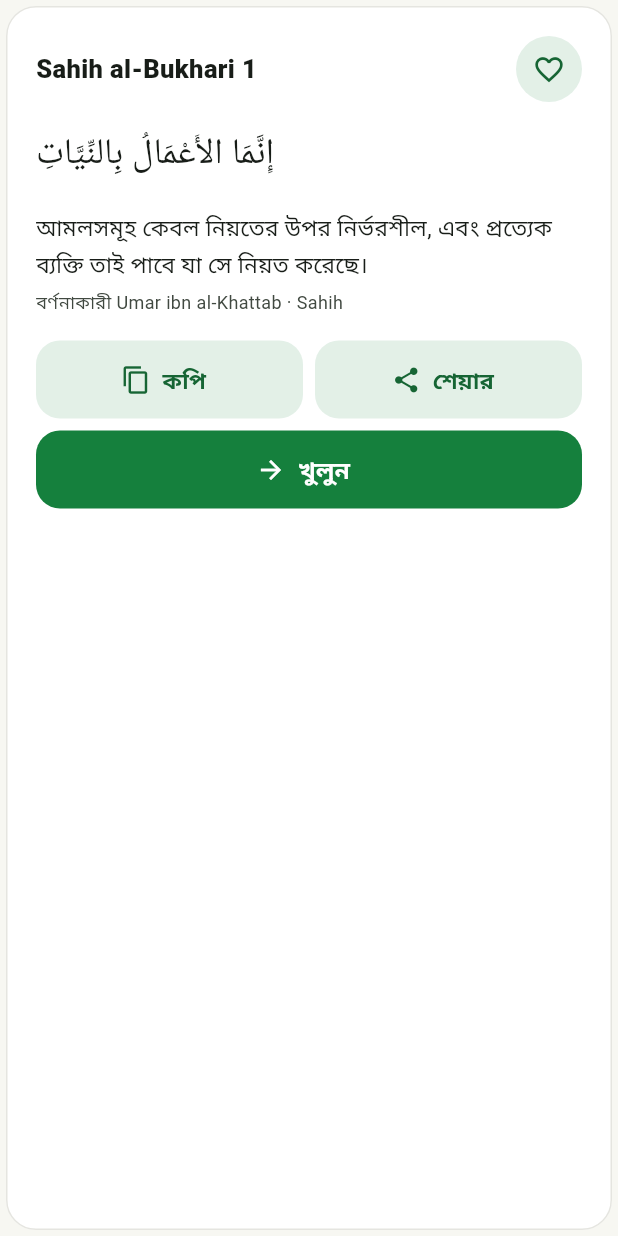
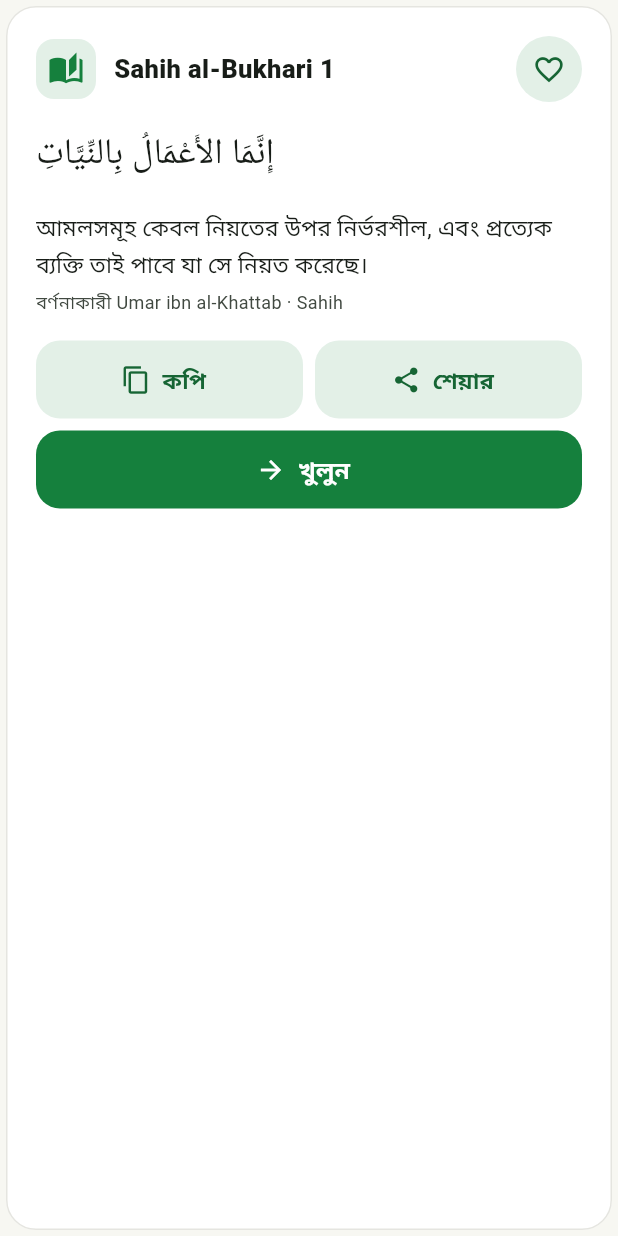
Before and after one commit to errordrive/quran-masmun-amol, a Flutter app: the DailyHadithCard widget shown alone on an empty page, opened directly with sample values from the repository, on a phone screen of 412 x 824 dp. Run offline on Flutter 3.47's test engine with Material 3 defaults, Android fonts, the phone set to English and light mode, and no system bars; our stand-ins replace flutter_compass, flutter_local_notifications, just_audio, shared_preferences, timezone; missing offline and left inert: home_widget; accounts and stored records are empty.

Commit message:
upload: lib/screens/home.dart

```diff
--- a/lib/screens/home.dart
+++ b/lib/screens/home.dart
@@ -1,5 +1,8 @@
-// Home tab: top bar, Namaz Time card, category grid, Daily Dua card.
-// v1.1: Bangla by default, premium tonal buttons, section titles.
+// Home tab (v3.0 redesign, reference layout): location row + search,
+// Hijri/Gregorian date header, Next Prayer hero, prayer strip,
+// Jumu'ah card on Fridays, 3-column category grid (incl. the 3 new
+// v3.0 tiles), Daily Dua + Daily Hadith cards, Khatam progress.
+// v1.1: Bangla by default. v1.2: daily dua is date-seeded random.
 import 'dart:async';
 import 'package:flutter/material.dart';
 import '../data/duas.dart';
@@ -12,11 +15,14 @@ import '../services/prayer.dart';
 import '../services/strings.dart';
 import '../theme.dart';
 import '../widgets/common.dart';
+import '../widgets/date_header.dart';
 import 'content.dart';
 import 'events.dart';
 import 'khatam.dart';
-import 'qibla.dart';
+import 'knowledge.dart';
 import 'quran.dart';
+import 'stories.dart';
+import 'zakat.dart';
 
 class HomeScreen extends StatefulWidget {
   const HomeScreen({super.key});
@@ -47,11 +53,11 @@ class _HomeScreenState extends State<HomeScreen> {
     final now = DateTime.now();
     final today = state.prayerTimesFor(now);
     final tomorrow = state.prayerTimesFor(now.add(const Duration(days: 1)));
-    final (current, next, nextTime) = currentAndNextPrayer(today, tomorrow, now);
-    final countdown = formatCountdown(nextTime.difference(now));
+    final (_, next, nextTime) = currentAndNextPrayer(today, tomorrow, now);
+    final countdown = nextTime.difference(now);
     final dailyDua = state.dailyDua(now);
     final dailyHadith = state.dailyHadith(now);
-    final bn = state.isBangla;
+    final isFriday = now.weekday == DateTime.friday;
 
     return ListenableBuilder(
       listenable: state,
@@ -62,120 +68,102 @@ class _HomeScreenState extends State<HomeScreen> {
           child: ListView(
             padding: const EdgeInsets.fromLTRB(16, 16, 16, 96),
             children: [
-              AppTopBar(
-                onSearchTap: () => Navigator.of(context, rootNavigator: true).push(
-                  MaterialPageRoute(builder: (_) => const SearchScreen()),
-                ),
-              ),
-              const SizedBox(height: 16),
-              // Namaz Time card
-              InkWell(
-                onTap: () => goToTab(1),
-                borderRadius: BorderRadius.circular(20),
-                child: Card(
-                  child: Padding(
-                    padding: const EdgeInsets.all(20),
-                    child: Column(
-                      crossAxisAlignment: CrossAxisAlignment.start,
-                      children: [
+              // Location row + avatar (reference layout).
               Row(
                 children: [
-                            Container(
-                              width: 40,
-                              height: 40,
-                              decoration: BoxDecoration(
-                                color: primaryGreen.withOpacity(0.12),
-                                borderRadius: BorderRadius.circular(12),
-                              ),
-                              child: const Icon(Icons.access_time,
-                                  color: primaryGreen),
-                            ),
-                            const SizedBox(width: 12),
-                            Text(tr('namaz_time'),
+                  InkWell(
+                    onTap: () => showLocationPicker(context),
+                    borderRadius: BorderRadius.circular(24),
+                    child: Row(
+                      mainAxisSize: MainAxisSize.min,
+                      children: [
+                        const Icon(Icons.location_on,
+                            size: 20, color: primaryGreen),
+                        const SizedBox(width: 4),
+                        Text(state.cityName,
                             style: const TextStyle(
-                                    fontSize: 17,
-                                    fontWeight: FontWeight.w800)),
-                            const Spacer(),
-                            Text(state.cityName,
-                                style: TextStyle(
-                                    color: Theme.of(context)
-                                        .colorScheme
-                                        .onSurfaceVariant)),
-                          ],
-                        ),
-                        const SizedBox(height: 16),
-                        Row(
-                          children: [
-                            Expanded(
-                              child: Column(
-                                crossAxisAlignment: CrossAxisAlignment.start,
-                                children: [
-                                  Text(tr('now'),
-                                      style:
-                                          const TextStyle(color: Colors.grey)),
-                                  Text(prayerName(current),
-                                      style: const TextStyle(
-                                          fontSize: 24,
-                                          fontWeight: FontWeight.w800)),
-                                  Text(
-                                      formatTime(
-                                          today.prayers.firstWhere(
-                                              (p) => p.$1 == current,
-                                              orElse: () =>
-                                                  today.prayers.first).$2,
-                                          use24h: state.use24h),
-                                      style: TextStyle(
-                                          color: Theme.of(context)
-                                              .colorScheme
-                                              .onSurfaceVariant)),
+                                fontSize: 17, fontWeight: FontWeight.w700)),
+                        const Icon(Icons.keyboard_arrow_down,
+                            size: 20, color: Colors.grey),
                       ],
                     ),
                   ),
-                            Container(
-                              width: 1,
-                              height: 48,
-                              color: Theme.of(context).dividerColor,
-                            ),
-                            Expanded(
-                              child: Column(
-                                crossAxisAlignment: CrossAxisAlignment.end,
-                                children: [
-                                  Text('${tr('next')} · ${prayerName(next)}',
-                                      style:
-                                          const TextStyle(color: Colors.grey)),
-                                  Text(countdown,
-                                      style: const TextStyle(
-                                          fontSize: 24,
-                                          fontWeight: FontWeight.w800,
-                                          color: primaryGreen)),
-                                  Text(formatTime(nextTime,
-                                      use24h: state.use24h)),
-                                ],
-                              ),
+                  const Spacer(),
+                  TonalIconButton(
+                    icon: Icons.person,
+                    tooltip: tr('tab_me'),
+                    onPressed: () => goToTab(2),
                   ),
                 ],
               ),
               const SizedBox(height: 12),
-                        Text(tr('tap_full_day'),
-                            style: const TextStyle(
-                                color: Colors.grey, fontSize: 12)),
+              // Search bar (wired to the existing search screen).
+              InkWell(
+                onTap: () => Navigator.of(context, rootNavigator: true).push(
+                  MaterialPageRoute(builder: (_) => const SearchScreen()),
+                ),
+                borderRadius: BorderRadius.circular(16),
+                child: Container(
+                  constraints: const BoxConstraints(minHeight: 48),
+                  padding: const EdgeInsets.symmetric(horizontal: 12),
+                  decoration: BoxDecoration(
+                    color: Theme.of(context).cardTheme.color,
+                    borderRadius: BorderRadius.circular(16),
+                    border: Border.all(
+                        color:
+                            Theme.of(context).dividerColor.withOpacity(0.5)),
+                  ),
+                  child: Row(
+                    children: [
+                      const Icon(Icons.search, size: 20, color: Colors.grey),
+                      const SizedBox(width: 8),
+                      Expanded(
+                        child: Text(tr('search_hint'),
+                            style: TextStyle(color: Colors.grey.shade600),
+                            overflow: TextOverflow.ellipsis),
+                      ),
                     ],
                   ),
                 ),
               ),
+              const SizedBox(height: 12),
+              // Hijri + Gregorian date header (v3.0, other builder).
+              const DateHeader(),
+              const SizedBox(height: 16),
+              // Next Prayer hero card.
+              NextPrayerHero(
+                prayerEnglish: next,
+                prayerDate: nextTime,
+                time: nextTime,
+                countdown: countdown,
+                cityName: state.cityName,
+                onTap: () => goToTab(1),
               ),
+              const SizedBox(height: 12),
+              // Prayer strip (Fajr..Isha + Sunrise).
+              PrayerStrip(
+                times: today,
+                nextEnglish: next,
+                date: now,
+                onTap: () => goToTab(1),
+              ),
+              // Jumu'ah reminder, Fridays only (v3.0).
+              if (isFriday) ...[
+                const SizedBox(height: 16),
+                _JumuahCard(onTap: () => goToTab(1)),
+              ],
               const SizedBox(height: 28),
               SectionTitle(title: tr('categories')),
               const SizedBox(height: 12),
               GridView.count(
-                crossAxisCount: 2,
+                crossAxisCount: 3,
                 shrinkWrap: true,
                 physics: const NeverScrollableScrollPhysics(),
                 mainAxisSpacing: 12,
                 crossAxisSpacing: 12,
-                childAspectRatio: 1.9,
+                childAspectRatio: 0.92,
                 children: [
-                  _CategoryTile(
+                  CategoryTile(
                     icon: Icons.menu_book,
                     label: tr('cat_quran'),
                     onTap: () => Navigator.of(context, rootNavigator: true).push(
@@ -183,7 +171,7 @@ class _HomeScreenState extends State<HomeScreen> {
                           builder: (_) => const QuranListScreen()),
                     ),
                   ),
-                  _CategoryTile(
+                  CategoryTile(
                     icon: Icons.auto_stories,
                     label: tr('cat_hadith'),
                     onTap: () => Navigator.of(context, rootNavigator: true).push(
@@ -191,17 +179,9 @@ class _HomeScreenState extends State<HomeScreen> {
                           builder: (_) => const HadithCollectionScreen()),
                     ),
                   ),
-                  _CategoryTile(
-                    icon: Icons.fingerprint,
-                    label: tr('cat_tasbih'),
-                    onTap: () => Navigator.of(context, rootNavigator: true).push(
-                      MaterialPageRoute(
-                          builder: (_) => const TasbihListScreen()),
-                    ),
-                  ),
-                  _CategoryTile(
-                    icon: Icons.favorite,
-                    label: tr('cat_daily_dua'),
+                  CategoryTile(
+                    icon: Icons.volunteer_activism,
+                    label: AppState.instance.isBangla ? 'দুয়া' : 'Dua',
                     onTap: () => Navigator.of(context, rootNavigator: true).push(
                       MaterialPageRoute(
                           builder: (_) => CategoryListScreen(
@@ -210,28 +190,19 @@ class _HomeScreenState extends State<HomeScreen> {
                               subtitle: tr('all_duas'))),
                     ),
                   ),
-                  _CategoryTile(
-                    icon: Icons.wb_sunny,
-                    label: tr('cat_morning'),
+                  CategoryTile(
+                    icon: Icons.fingerprint,
+                    label: tr('cat_tasbih'),
                     onTap: () => Navigator.of(context, rootNavigator: true).push(
                       MaterialPageRoute(
-                          builder: (_) => CategoryListScreen(
-                              title: tr('cat_morning'),
-                              duas: duasByCategory('morning'),
-                              subtitle: tr('morning_sub'))),
+                          builder: (_) => const TasbihListScreen()),
                     ),
                   ),
-                  _CategoryTile(
-                    icon: Icons.auto_awesome,
-                    label: tr('cat_asmaul'),
-                    onTap: () => Navigator.of(context, rootNavigator: true).push(
-                      MaterialPageRoute(
-                          builder: (_) => const AsmaulHusnaScreen()),
-                    ),
-                  ),
-                  _CategoryTile(
+                  CategoryTile(
                     icon: Icons.handshake,
-                    label: tr('cat_masnun'),
+                    label: AppState.instance.isBangla
+                        ? 'মাসনুন আমল'
+                        : 'Masnun Amol',
                     onTap: () => Navigator.of(context, rootNavigator: true).push(
                       MaterialPageRoute(
                           builder: (_) => CategoryListScreen(
@@ -240,23 +211,49 @@ class _HomeScreenState extends State<HomeScreen> {
                               subtitle: tr('daily_sub'))),
                     ),
                   ),
-                  _CategoryTile(
-                    icon: Icons.explore,
-                    label: tr('cat_qibla'),
+                  CategoryTile(
+                    icon: Icons.auto_awesome,
+                    label: AppState.instance.isBangla
+                        ? 'আসমাউল হুসনা'
+                        : 'Asma ul Husna',
+                    badge: AppState.instance.isBangla ? '৯৯' : '99',
                     onTap: () => Navigator.of(context, rootNavigator: true).push(
                       MaterialPageRoute(
-                          builder: (_) => const QiblaScreen()),
+                          builder: (_) => const AsmaulHusnaScreen()),
                     ),
                   ),
-                  _CategoryTile(
-                    icon: Icons.checklist,
-                    label: tr('cat_khatam'),
+                  // ---- v3.0 new tiles ----
+                  CategoryTile(
+                    icon: Icons.calculate,
+                    label: AppState.instance.isBangla
+                        ? 'যাকাত ক্যালকুলেটর'
+                        : 'Zakat Calculator',
                     onTap: () => Navigator.of(context, rootNavigator: true).push(
                       MaterialPageRoute(
-                          builder: (_) => const KhatamScreen()),
+                          builder: (_) => const ZakatCalculatorScreen()),
                     ),
                   ),
-                  _CategoryTile(
+                  CategoryTile(
+                    icon: Icons.lightbulb,
+                    label: AppState.instance.isBangla
+                        ? 'ইসলামিক জ্ঞান'
+                        : 'Islamic Knowledge',
+                    onTap: () => Navigator.of(context, rootNavigator: true).push(
+                      MaterialPageRoute(
+                          builder: (_) => const IslamicKnowledgeScreen()),
+                    ),
+                  ),
+                  CategoryTile(
+                    icon: Icons.menu_book_outlined,
+                    label: AppState.instance.isBangla
+                        ? 'নবীদের গল্প'
+                        : 'Stories of Prophets',
+                    onTap: () => Navigator.of(context, rootNavigator: true).push(
+                      MaterialPageRoute(
+                          builder: (_) => const ProphetStoriesScreen()),
+                    ),
+                  ),
+                  CategoryTile(
                     icon: Icons.calendar_month,
                     label: tr('cat_events'),
                     onTap: () => Navigator.of(context, rootNavigator: true).push(
@@ -305,46 +302,55 @@ class _HomeScreenState extends State<HomeScreen> {
   }
 }
 
-class _CategoryTile extends StatelessWidget {
-  final IconData icon;
-  final String label;
+// ---------------- Jumu'ah reminder card (v3.0, Fridays only) ----------------
+
+class _JumuahCard extends StatelessWidget {
   final VoidCallback onTap;
-  const _CategoryTile({
-    required this.icon,
-    required this.label,
-    required this.onTap,
-  });
+  const _JumuahCard({required this.onTap});
 
   @override
   Widget build(BuildContext context) {
+    final bn = AppState.instance.isBangla;
     return InkWell(
       onTap: onTap,
       borderRadius: BorderRadius.circular(20),
-      child: Card(
-        child: Padding(
-          // Roomy enough for 2-3 lines of Bangla at 13sp with no clipping.
-          padding: const EdgeInsets.symmetric(horizontal: 12, vertical: 12),
+      child: Container(
+        decoration: greenHeroDecoration(),
+        padding: const EdgeInsets.all(20),
         child: Row(
           children: [
             Container(
-                width: 44,
-                height: 44,
+              width: 48,
+              height: 48,
               decoration: BoxDecoration(
-                  color: primaryGreen.withOpacity(0.12),
+                color: Colors.white.withOpacity(0.16),
                 borderRadius: BorderRadius.circular(14),
               ),
-                child: Icon(icon, color: primaryGreen, size: 24),
+              child: const Icon(Icons.mosque, color: Colors.white, size: 26),
             ),
-              const SizedBox(width: 10),
+            const SizedBox(width: 12),
             Expanded(
-                child: Text(label,
+              child: Column(
+                crossAxisAlignment: CrossAxisAlignment.start,
+                children: [
+                  Text(
+                    bn ? "জুম'আর দিন" : "Jumu'ah Day",
                     style: const TextStyle(
-                        fontSize: 13,
-                        fontWeight: FontWeight.w700,
-                        height: 1.35)),
+                        color: Colors.white,
+                        fontSize: 18,
+                        fontWeight: FontWeight.w800),
+                  ),
+                  const SizedBox(height: 4),
+                  Text(
+                    bn
+                        ? 'আজ পবিত্র জুম\'আর দিন। সূরা কাহফ তিলাওয়াত করুন, বেশি বেশি দরুদ শরীফ পাঠ করুন এবং জুম\'আর নামাজের জন্য প্রস্তুতি নিন।'
+                        : 'Today is blessed Jumu\'ah. Recite Surah Al-Kahf, send abundant salawat upon the Prophet, and prepare for the Jumu\'ah prayer.',
+                    style: const TextStyle(color: Colors.white70, height: 1.5),
                   ),
                 ],
               ),
+            ),
+          ],
         ),
       ),
     );
@@ -370,6 +376,17 @@ class DailyDuaCard extends StatelessWidget {
           children: [
             Row(
               children: [
+                Container(
+                  width: 40,
+                  height: 40,
+                  decoration: BoxDecoration(
+                    color: primaryGreen.withOpacity(0.12),
+                    borderRadius: BorderRadius.circular(12),
+                  ),
+                  child: const Icon(Icons.volunteer_activism,
+                      color: primaryGreen),
+                ),
+                const SizedBox(width: 12),
                 Expanded(
                   child: Text(title,
                       style: const TextStyle(
@@ -441,6 +458,16 @@ class DailyHadithCard extends StatelessWidget {
           children: [
             Row(
               children: [
+                Container(
+                  width: 40,
+                  height: 40,
+                  decoration: BoxDecoration(
+                    color: primaryGreen.withOpacity(0.12),
+                    borderRadius: BorderRadius.circular(12),
+                  ),
+                  child: const Icon(Icons.auto_stories, color: primaryGreen),
+                ),
+                const SizedBox(width: 12),
                 Expanded(
                   child: Text('${hadith.collection} ${hadith.number}',
                       style: const TextStyle(
@@ -516,8 +543,17 @@ class KhatamProgressCard extends StatelessWidget {
               children: [
                 Row(
                   children: [
+                    Container(
+                      width: 40,
+                      height: 40,
+                      decoration: BoxDecoration(
+                        color: primaryGreen.withOpacity(0.12),
+                        borderRadius: BorderRadius.circular(12),
+                      ),
+                      child:
                           const Icon(Icons.checklist, color: primaryGreen),
-                    const SizedBox(width: 8),
+                    ),
+                    const SizedBox(width: 12),
                     Text(tr('khatam'),
                         style: const TextStyle(
                             fontSize: 17, fontWeight: FontWeight.w800)),
```
Lines whose indentation alone changed are shown as unchanged.
